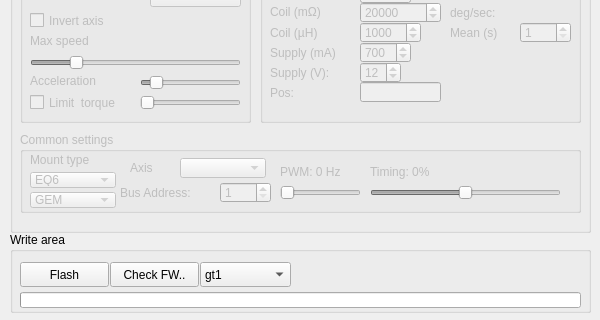
First picture: the form in mainwindow.ui, repository ahp-electronics/gt-configurator, before the edit; both pictures show x 0 to 600 and y 338 to 658 of the 600 by 658 pixel window.
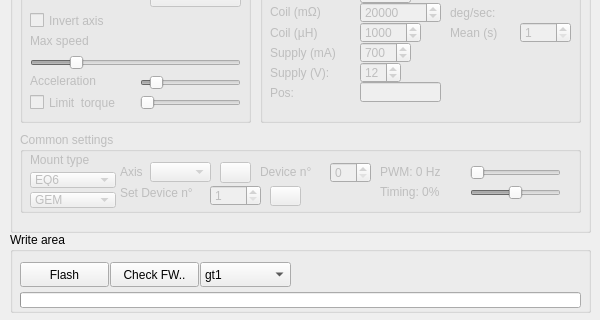
Second picture: the form after the edit. Icons and pictures are not drawn.

Commit message: Add control to axis and device indexing

```diff
--- a/mainwindow.ui
+++ b/mainwindow.ui
@@ -274,9 +274,9 @@
      <widget class="QLabel" name="PWMFreq_label">
       <property name="geometry">
        <rect>
-        <x>260</x>
+        <x>360</x>
         <y>30</y>
-        <width>171</width>
+        <width>81</width>
         <height>20</height>
        </rect>
       </property>
@@ -287,9 +287,9 @@
      <widget class="QSlider" name="PWMFreq">
       <property name="geometry">
        <rect>
-        <x>260</x>
-        <y>50</y>
-        <width>81</width>
+        <x>450</x>
+        <y>30</y>
+        <width>91</width>
         <height>21</height>
        </rect>
       </property>
@@ -337,8 +337,8 @@
      <widget class="QSpinBox" name="Address">
       <property name="geometry">
        <rect>
-        <x>200</x>
-        <y>50</y>
+        <x>190</x>
+        <y>53</y>
         <width>51</width>
         <height>21</height>
        </rect>
@@ -357,22 +357,22 @@
       <property name="geometry">
        <rect>
         <x>100</x>
-        <y>51</y>
+        <y>50</y>
         <width>91</width>
-        <height>20</height>
+        <height>21</height>
        </rect>
       </property>
       <property name="text">
-       <string>Bus Address:</string>
+       <string>Set Device n°</string>
       </property>
      </widget>
      <widget class="QLabel" name="label_13">
       <property name="geometry">
        <rect>
-        <x>110</x>
-        <y>20</y>
-        <width>41</width>
-        <height>31</height>
+        <x>100</x>
+        <y>30</y>
+        <width>31</width>
+        <height>20</height>
        </rect>
       </property>
       <property name="text">
@@ -382,9 +382,9 @@
      <widget class="QComboBox" name="Axis">
       <property name="geometry">
        <rect>
-        <x>160</x>
-        <y>26</y>
-        <width>86</width>
+        <x>130</x>
+        <y>30</y>
+        <width>61</width>
         <height>20</height>
        </rect>
       </property>
@@ -392,9 +392,9 @@
      <widget class="QSlider" name="Timing">
       <property name="geometry">
        <rect>
-        <x>350</x>
+        <x>450</x>
         <y>50</y>
-        <width>191</width>
+        <width>91</width>
         <height>21</height>
        </rect>
       </property>
@@ -426,9 +426,9 @@
      <widget class="QLabel" name="Timing_label">
       <property name="geometry">
        <rect>
-        <x>350</x>
-        <y>30</y>
-        <width>181</width>
+        <x>360</x>
+        <y>50</y>
+        <width>81</width>
         <height>20</height>
        </rect>
       </property>
@@ -436,6 +436,72 @@
        <string>Timing: 0%</string>
       </property>
      </widget>
+     <widget class="QPushButton" name="setAxis">
+      <property name="geometry">
+       <rect>
+        <x>200</x>
+        <y>30</y>
+        <width>31</width>
+        <height>21</height>
+       </rect>
+      </property>
+      <property name="text">
+       <string/>
+      </property>
+      <property name="icon">
+       <iconset resource="resource.qrc">
+        <normaloff>:/icons/check.ico</normaloff>:/icons/check.ico</iconset>
+      </property>
+     </widget>
+     <widget class="QPushButton" name="setAddress">
+      <property name="geometry">
+       <rect>
+        <x>250</x>
+        <y>54</y>
+        <width>31</width>
+        <height>20</height>
+       </rect>
+      </property>
+      <property name="text">
+       <string/>
+      </property>
+      <property name="icon">
+       <iconset resource="resource.qrc">
+        <normaloff>:/icons/check.ico</normaloff>:/icons/check.ico</iconset>
+      </property>
+     </widget>
+     <widget class="QLabel" name="label_14">
+      <property name="geometry">
+       <rect>
+        <x>240</x>
+        <y>30</y>
+        <width>61</width>
+        <height>20</height>
+       </rect>
+      </property>
+      <property name="text">
+       <string>Device n°</string>
+      </property>
+     </widget>
+     <widget class="QSpinBox" name="Device">
+      <property name="geometry">
+       <rect>
+        <x>310</x>
+        <y>30</y>
+        <width>41</width>
+        <height>21</height>
+       </rect>
+      </property>
+      <property name="minimum">
+       <number>0</number>
+      </property>
+      <property name="maximum">
+       <number>127</number>
+      </property>
+      <property name="value">
+       <number>0</number>
+      </property>
+     </widget>
     </widget>
     <widget class="QGroupBox" name="Advanced">
      <property name="enabled">
```
Left out of the diff: 4 changed lines with no effect on the pictures. The commit also changes 11 other files.
